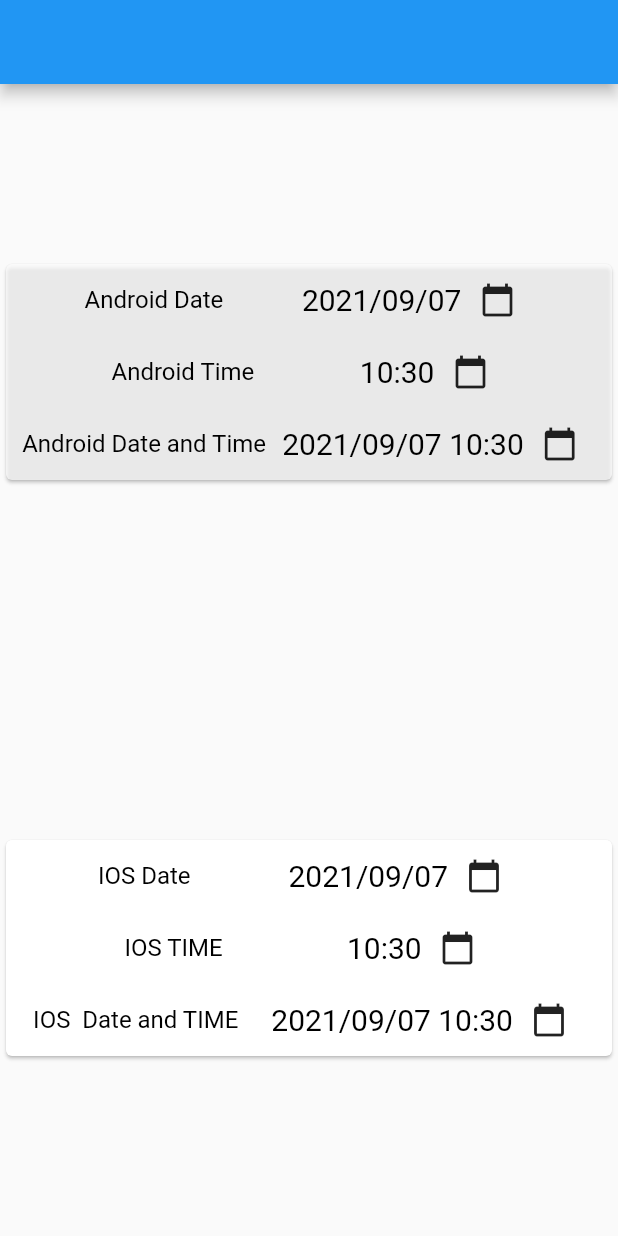
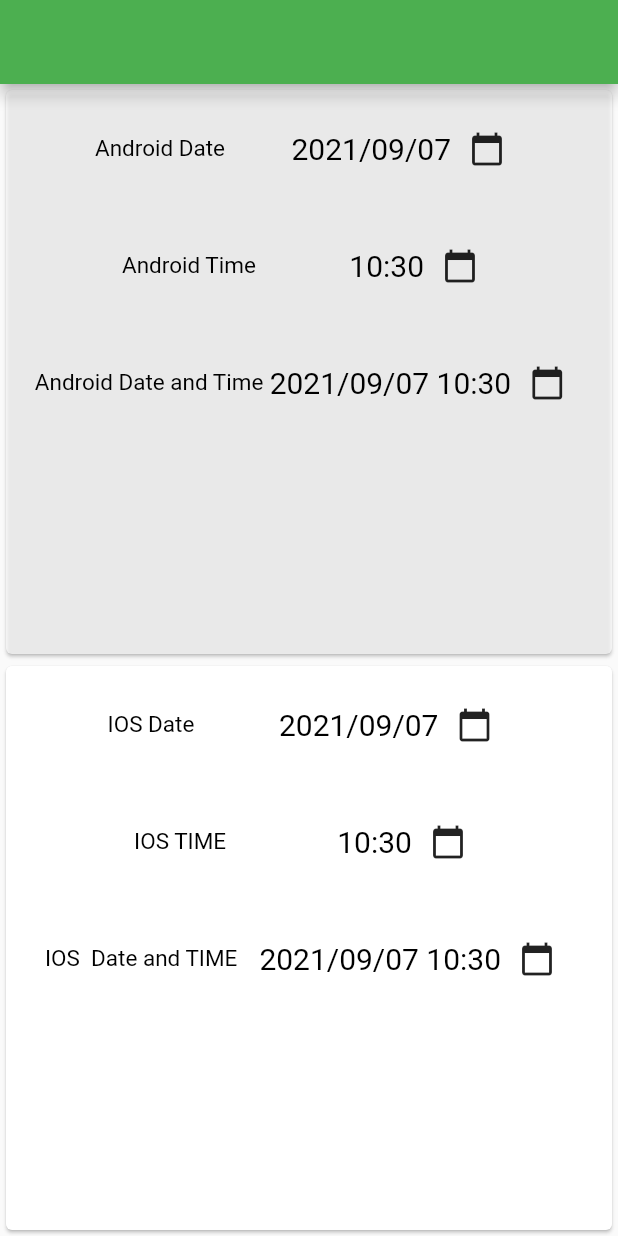
Before and after one commit to Osama7Star/Date_Picker, a Flutter app: the screen it shows after launch, on a phone screen of 412 x 824 dp. Run offline on Flutter 3.47's test engine with Material 2 defaults, Android fonts, the phone set to English and light mode, and no system bars; missing offline and left inert: dart:ffi.

Commit message:
adding files

```diff
--- a/lib/date_picker.dart
+++ b/lib/date_picker.dart
@@ -172,14 +172,14 @@ class _DateTimePickerState extends State<DateTimePicker> {
     showCupertinoModalPopup(
         context: ctx,
         builder: (_) => Container(
-          width:MediaQuery.of(context).size.width*0.6,
-          height: MediaQuery.of(context).size.height*.8,
+          width:MediaQuery.of(context).size.width,
+          height: MediaQuery.of(context).size.height,
           color: Color.fromARGB(255, 255, 255, 255),
           child: Column(
             children: [
               Container(
-                width:MediaQuery.of(context).size.width*0.6,
-                height:MediaQuery.of(context).size.height*0.6 ,
+                width:MediaQuery.of(context).size.width,
+                height:MediaQuery.of(context).size.height*0.9 ,
 
                 child: CupertinoDatePicker(
                     mode: CupertinoDatePickerMode.date,
--- a/lib/main.dart
+++ b/lib/main.dart
@@ -1,21 +1,21 @@
 import 'package:flutter/material.dart';
-
 import 'date_picker.dart';
 
 void main() {
-  runApp(const MyApp());
+  runApp( MyApp());
 }
 
 class MyApp extends StatelessWidget {
-  const MyApp({Key? key}) : super(key: key);
+   MyApp({Key? key}) : super(key: key);
 
+  final bool mode = false;
   // This widget is the root of your application.
   @override
   Widget build(BuildContext context) {
     return MaterialApp(
       title: 'Flutter Demo',
       theme: ThemeData(
-        primarySwatch: Colors.blue,
+        primarySwatch: Colors.green,
       ),
       debugShowCheckedModeBanner: false,
       home: const ShowTime(),
@@ -39,12 +39,13 @@ class _ShowTimeState extends State<ShowTime> {
         appBar: AppBar(),
         body:
             Column(mainAxisAlignment: MainAxisAlignment.spaceAround, children: [
-         Card (
-           color:Colors.white70,
-           child:
-             Column(
-               children:[
-                 Row(mainAxisAlignment: MainAxisAlignment.spaceEvenly, children: [
+          Expanded(
+            flex:2,
+            child: Card(
+                color: Colors.white70,
+                child: Column(children: [
+                  CustomeRow(
+                    children: [
                       CustomeText(text: "Android Date"),
                       DateTimePicker(
                         SelectedDate: DateTime.now(),
@@ -54,8 +55,13 @@ class _ShowTimeState extends State<ShowTime> {
                         dateMode: DateMode.normal,
                         dateChoices: DateChoices.date,
                       ),
-                 ]),
-                 Row(mainAxisAlignment: MainAxisAlignment.spaceEvenly, children: [
+                    ],
+                  ),
+
+                  ///
+
+                  CustomeRow(
+                    children: [
                       CustomeText(text: "Android Time"),
                       DateTimePicker(
                         SelectedDate: DateTime.now(),
@@ -65,8 +71,13 @@ class _ShowTimeState extends State<ShowTime> {
                         dateMode: DateMode.normal,
                         dateChoices: DateChoices.time,
                       ),
-                 ]),
-                 Row(mainAxisAlignment: MainAxisAlignment.spaceEvenly, children: [
+                    ],
+                  ),
+
+                  ///
+
+                  CustomeRow(
+                    children: [
                       CustomeText(text: "Android Date and Time"),
                       DateTimePicker(
                         SelectedDate: DateTime.now(),
@@ -76,21 +87,17 @@ class _ShowTimeState extends State<ShowTime> {
                         dateMode: DateMode.normal,
                         dateChoices: DateChoices.dateAndTime,
                       ),
-                 ]),
-
-               ]
-             )
+                    ],
                   ),
-
-              Card(
-                child:Column(
-
-                 children:[
-               Row(
-                   mainAxisAlignment: MainAxisAlignment.spaceEvenly,
-                 children:[
+                ])),
+          ),
+          Expanded(
+            flex:2,
+            child: Card(
+                child: Column(children: [
+              CustomeRow(
+                children: [
                   CustomeText(text: "IOS Date "),
-
                   DateTimePicker(
                     SelectedDate: DateTime.now(),
                     SelectedDateFunction: (DateTime SelectedTime) {
@@ -99,14 +106,11 @@ class _ShowTimeState extends State<ShowTime> {
                     dateMode: DateMode.cupertino,
                     dateChoices: DateChoices.date,
                   ),
-
-                 ]
+                ],
               ),
-                   Row(
-                       mainAxisAlignment: MainAxisAlignment.spaceEvenly,
-                       children:[
+              CustomeRow(
+                children: [
                   CustomeText(text: "IOS TIME "),
-
                   DateTimePicker(
                     SelectedDate: DateTime.now(),
                     SelectedDateFunction: (DateTime SelectedTime) {
@@ -115,15 +119,11 @@ class _ShowTimeState extends State<ShowTime> {
                     dateMode: DateMode.cupertino,
                     dateChoices: DateChoices.time,
                   ),
-
-                       ]
+                ],
               ),
-
-                   Row(
-                       mainAxisAlignment: MainAxisAlignment.spaceEvenly,
-                       children:[
+              CustomeRow(
+                children: [
                   CustomeText(text: "IOS  Date and TIME "),
-
                   DateTimePicker(
                     SelectedDate: DateTime.now(),
                     SelectedDateFunction: (DateTime SelectedTime) {
@@ -132,36 +132,39 @@ class _ShowTimeState extends State<ShowTime> {
                     dateMode: DateMode.cupertino,
                     dateChoices: DateChoices.dateAndTime,
                   ),
-
-                       ]
+                ],
               ),
-                 ]
-
-                )
+            ])),
           )
         ]));
   }
 }
 
-// class CustomeRow extends StatelessWidget {
-//   const CustomeRow({Key? key,required this.children}) : super(key: key);
-//  final List<Widget> children ;
-//
-//   @override
-//   Widget build(BuildContext context) {
-//     return Row(
-//       children:[
-//         [children]
-//       ]
-//     );
-//   }
-// }
+class CustomeRow extends StatelessWidget {
+  CustomeRow({Key? key, required this.children}) : super(key: key);
+  var children;
+
+  @override
+  Widget build(BuildContext context) {
+    double screenWidth = MediaQuery.of(context).size.width;
+
+    return screenWidth > 400
+        ? Padding(
+          padding:  EdgeInsets.all(15),
+          child: Row(mainAxisAlignment:MainAxisAlignment.spaceEvenly,children: children),
+        )
+        : Padding(
+          padding:  EdgeInsets.symmetric(horizontal: 15,vertical: 15),
+          child: Column(mainAxisAlignment:MainAxisAlignment.start ,children: children),
+        );
+  }
+}
 
 class CustomeText extends StatelessWidget {
   const CustomeText(
       {Key? key,
       required this.text,
-      this.fontSize = 16,
+      this.fontSize = 20,
       this.fontColor = Colors.black})
       : super(key: key);
   final String text;
@@ -171,6 +174,6 @@ class CustomeText extends StatelessWidget {
 
   @override
   Widget build(BuildContext context) {
-    return Text(text, style: TextStyle(fontSize: fontSize, color: fontColor));
+    return Text(text, style: TextStyle(fontSize: 15, color: fontColor));
   }
 }
```
Lines whose indentation alone changed are shown as unchanged.
